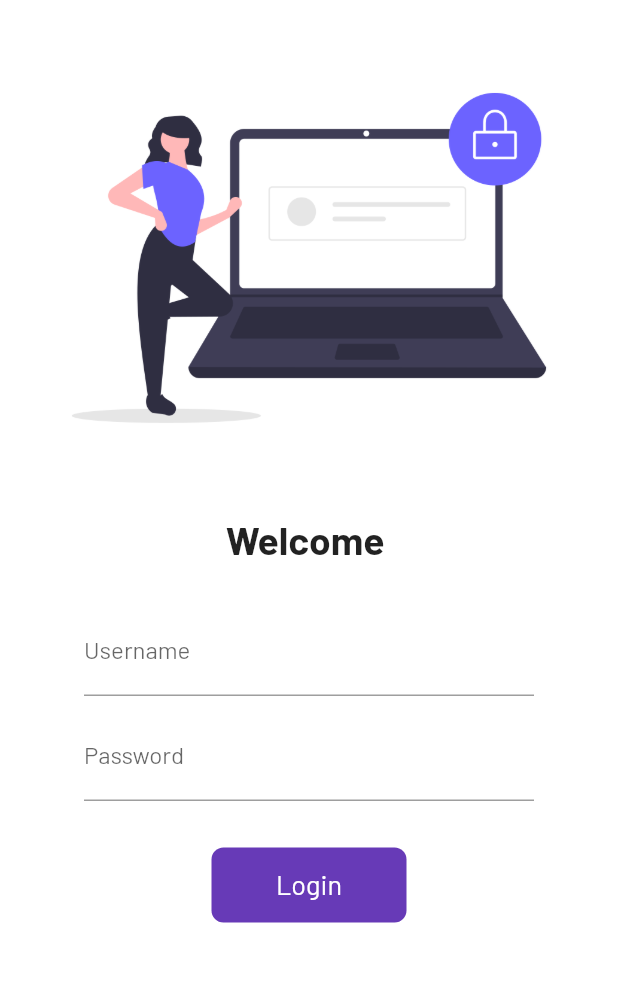
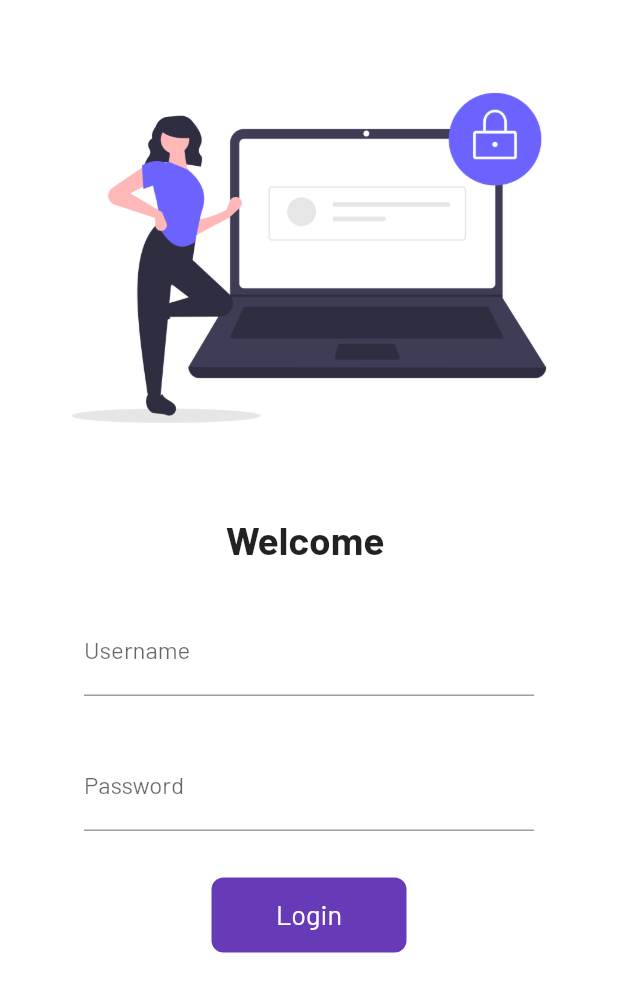
Before and after one commit to 25kudit/Learning_Flutter, a Flutter app: the screen it shows after launch, on a phone screen of 412 x 824 dp. Shown: the top 992 px of the screen. Run offline on Flutter 3.47's test engine with Material 2 defaults, Android fonts, the phone set to English and light mode, and no system bars; our stand-ins replace google_fonts.

Commit message:
commit day8

```diff
--- a/lib/pages/loginpage.dart
+++ b/lib/pages/loginpage.dart
@@ -11,12 +11,15 @@ class LoginPage extends StatefulWidget {
 class _LoginPageState extends State<LoginPage> {
   String name = "";
   bool statechange = false;
+  final _formkey = GlobalKey<FormState>();
 
   @override
   Widget build(BuildContext context) {
     return Material(
         color: Colors.white,
         child: SingleChildScrollView(
+          child: Form(
+            key: _formkey,
             child: Column(
               children: [
                 SizedBox(
@@ -40,6 +43,12 @@ class _LoginPageState extends State<LoginPage> {
                   height: 70,
                   width: 300,
                   child: TextFormField(
+                    validator: (val) {
+                      if (val!.isEmpty) {
+                        return "Username cannot be empty";
+                      }
+                      return null;
+                    },
                     decoration: InputDecoration(
                         labelText: "Username", hintText: "Enter Username"),
                     onChanged: (val) {
@@ -48,11 +57,20 @@ class _LoginPageState extends State<LoginPage> {
                     },
                   ),
                 ),
+                SizedBox(height:20),
                 SizedBox(
                   height: 70,
                   width: 300,
                   child: TextFormField(
                     obscureText: true,
+                    validator: (val) {
+                      if (val!.isEmpty) {
+                        return "Password cannot be empty";
+                      } else if (val.length < 6) {
+                        return "Password length cannot be less than 6";
+                      }
+                      return null;
+                    },
                     decoration: InputDecoration(
                       labelText: "Password",
                       hintText: "Enter Password",
@@ -62,22 +80,28 @@ class _LoginPageState extends State<LoginPage> {
                 SizedBox(
                   height: 20,
                 ),
-              InkWell(
+                Material(
+                  color: Colors.deepPurple,
+                  borderRadius: BorderRadius.circular(statechange ? 25 : 8),
+                  child: InkWell(
                     onTap: () async {
+                      if (_formkey.currentState!.validate()) {
                         setState(() {
                           statechange = true;
                         });
                         await Future.delayed(Duration(seconds: 1));
                         Navigator.pushNamed(context, "/home");
+                        setState(() {
+                          statechange = false;
+                        }
+                        );
+                      }
+
                     },
                     child: AnimatedContainer(
                       duration: Duration(seconds: 1),
                       height: 50,
                       width: statechange ? 50 : 130,
-                  decoration: BoxDecoration(
-                    borderRadius: BorderRadius.circular(statechange ? 25 : 8),
-                    color: Colors.deepPurple,
-                  ),
                       child: Align(
                         alignment: Alignment.center,
                         child: statechange
@@ -96,18 +120,9 @@ class _LoginPageState extends State<LoginPage> {
                       ),
                     ),
                   ),
-              // ElevatedButton(
-              //   onPressed: () {
-              //     Navigator.pushNamed(context, "/home");
-              //   },
-              //   style: TextButton.styleFrom(
-              //       minimumSize: Size(100, 40), shadowColor: Colors.grey),
-              //   child: Text(
-              //     "Login",
-              //     style: TextStyle(fontSize: 17),
-              //   ),
-              // )
+                ),
               ],
+            ),
           ),
         ));
   }
```
Lines whose indentation alone changed are shown as unchanged.
